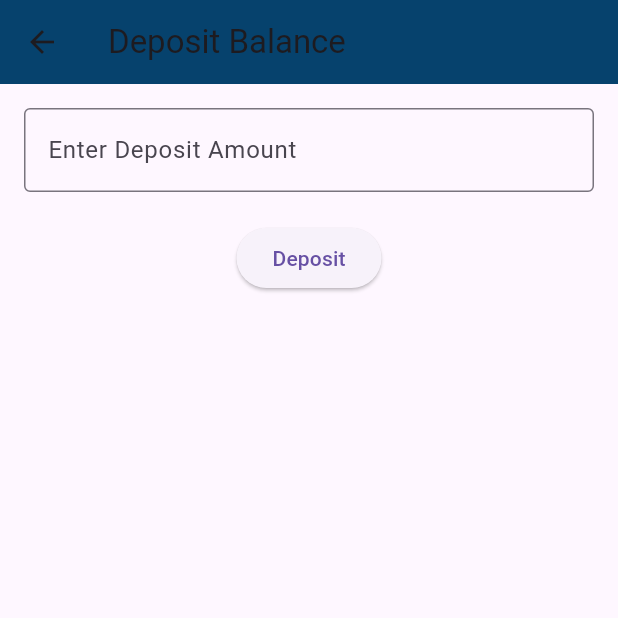
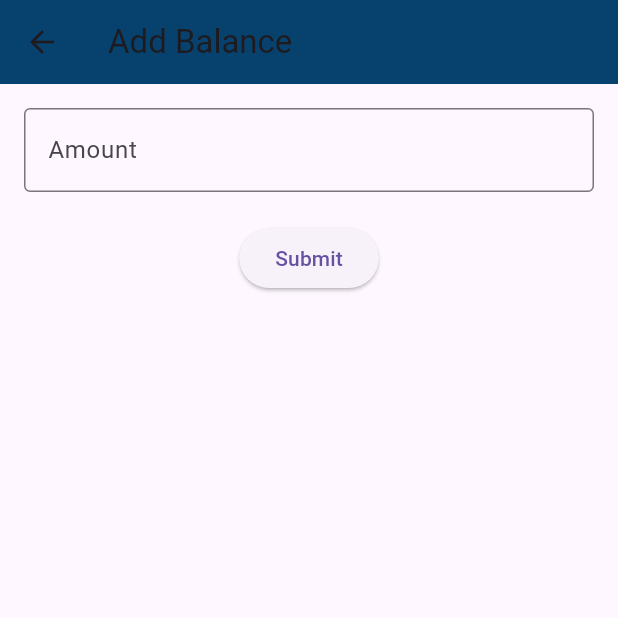
Before and after one commit to Md-Junaead/v6-Micro-Finance, a Flutter app: the BalanceSaveScreen screen opened by its route, on a phone screen of 412 x 824 dp, the top half of it. Run offline on Flutter 3.47's test engine with Material 3 defaults, Android fonts, the phone set to English and light mode, and no system bars; our stand-ins replace animate_do, carousel_slider, country_picker, shared_preferences; accounts and stored records are empty.

Commit message:
Balance add is complete

```diff
--- a/lib/configs/routes/routes.dart
+++ b/lib/configs/routes/routes.dart
@@ -56,15 +56,11 @@ class Routes {
 
       case RoutesName.balanceScreen:
         return MaterialPageRoute(
-            builder: (BuildContext context) => BalanceScreen(
-                  userId: '',
-                ));
+            builder: (BuildContext context) => BalanceScreen());
 
       case RoutesName.balanceSaveScreen:
         return MaterialPageRoute(
-            builder: (BuildContext context) => BalanceSaveScreen(
-                  userId: '',
-                ));
+            builder: (BuildContext context) => BalanceSaveScreen());
 
 //SplashScreen routes name
 
--- a/lib/screens/dashboard/quick_loan_screen.dart
+++ b/lib/screens/dashboard/quick_loan_screen.dart
@@ -1,5 +1,7 @@
 import 'package:flutter/material.dart';
 import 'package:v1_micro_finance/screens/dashboard/help_screen.dart';
+import 'package:v1_micro_finance/screens/deposit/balance_save.dart';
+import 'package:v1_micro_finance/screens/deposit/balance_screen.dart';
 import 'package:v1_micro_finance/screens/loan/loan_status_screen.dart';
 import 'package:v1_micro_finance/screens/loan/pay_emi_screen.dart';
 import 'package:v1_micro_finance/configs/widgets/comon_appbar.dart';
@@ -35,12 +37,12 @@ class _QuickLoanScreenState extends State<QuickLoanScreen> {
       {
         "icon": Icons.edit_document,
         "text": "Balance",
-        "screen": LoanStatusScreen()
+        "screen": BalanceScreen()
       }, //Balance
       {
         "icon": Icons.edit_document,
         "text": "Balance save",
-        "screen": LoanStatusScreen()
+        "screen": BalanceSaveScreen()
       }, //Balance save
       {
         "icon": Icons.help,
--- a/lib/screens/deposit/balance_model.dart
+++ b/lib/screens/deposit/balance_model.dart
@@ -1,112 +1,51 @@
-import 'dart:convert';
-import 'package:v1_micro_finance/configs/models/reg_model.dart';
-
-List<Balance> balanceFromJson(String str) =>
-    List<Balance>.from(json.decode(str).map((x) => Balance.fromJson(x)));
+import 'package:v1_micro_finance/screens/signin/user_model.dart';
 
 class Balance {
   final int id;
-  final double addBalance;
-  final double deposit;
+  final int addBalance;
+  final int dipositB;
   final String packages;
-  final double profit;
-  final double referral;
-  final double depositWithdraw;
-  final double profitWithdraw;
+  final double profitB;
+  final int referralB;
+  final int dipositwithdra;
+  final int profitwithdra;
   final DateTime date;
-  final UserRegistration userRegistration;
+  final String status;
+  final bool active;
+  final User userRegistration;
+  final dynamic referral;
 
   Balance({
     required this.id,
     required this.addBalance,
-    required this.deposit,
+    required this.dipositB,
     required this.packages,
-    required this.profit,
-    required this.referral,
-    required this.depositWithdraw,
-    required this.profitWithdraw,
+    required this.profitB,
+    required this.referralB,
+    required this.dipositwithdra,
+    required this.profitwithdra,
     required this.date,
+    required this.status,
+    required this.active,
     required this.userRegistration,
+    this.referral,
   });
 
-  factory Balance.fromJson(Map<String, dynamic> json) => Balance(
-        id: json["id"],
-        addBalance: (json["addBalance"] as num).toDouble(),
-        deposit: (json['dipositB'] as num?)?.toDouble() ??
-            0.0, // Handling possible null values
-        profit: (json['profitB'] as num?)?.toDouble() ?? 0.0,
-        packages: json["packages"],
-        referral: (json["referralB"] as num?)?.toDouble() ?? 0.0,
-        depositWithdraw: (json["dipositwithdra"] as num?)?.toDouble() ?? 0.0,
-        profitWithdraw: (json["profitwithdra"] as num?)?.toDouble() ?? 0.0,
-        date: json["date"] != null
-            ? DateTime.parse(json["date"])
-            : DateTime.now(),
-        userRegistration:
-            UserRegistration.fromJson(json["userRegistration"] ?? {}),
-      );
-
-  Map<String, dynamic> toJson() {
-    return {
-      "id": id,
-      "addBalance": addBalance,
-      "dipositB": deposit,
-      "profitB": profit,
-      "packages": packages,
-      "referralB": referral,
-      "dipositwithdra": depositWithdraw,
-      "profitwithdra": profitWithdraw,
-      "date": date.toIso8601String(),
-      "userRegistration": userRegistration.toJson(),
-    };
+  factory Balance.fromJson(Map<String, dynamic> json) {
+    return Balance(
+      id: json['id'] as int,
+      addBalance: json['addBalance'] as int,
+      dipositB: json['dipositB'] as int,
+      packages: json['packages'] as String,
+      profitB: json['profitB'] as double,
+      referralB: json['referralB'] as int,
+      dipositwithdra: json['dipositwithdra'] as int,
+      profitwithdra: json['profitwithdra'] as int,
+      date: DateTime.parse(json['date'] as String),
+      status: json['status'] as String,
+      active: json['active'] as bool,
+      userRegistration: User.fromJson(json['userRegistration']),
+      referral: json['referral'],
+    );
   }
 }
-
-// import 'dart:convert';
-
-// import 'package:v1_micro_finance/configs/models/reg_model.dart';
-
-// List<Balance> balanceFromJson(String str) =>
-//     List<Balance>.from(json.decode(str).map((x) => Balance.fromJson(x)));
-
-// class Balance {
-//   final int id;
-//   final double addBalance;
-//   final double deposit;
-//   final String packages;
-//   final double profit;
-//   final double referral;
-//   final double depositWithdraw;
-//   final double profitWithdraw;
-//   final DateTime date;
-//   final UserRegistration userRegistration;
-
-//   Balance({
-//     required this.id,
-//     required this.addBalance,
-//     required this.deposit,
-//     required this.packages,
-//     required this.profit,
-//     required this.referral,
-//     required this.depositWithdraw,
-//     required this.profitWithdraw,
-//     required this.date,
-//     required this.userRegistration,
-//   });
-
-//   factory Balance.fromJson(Map<String, dynamic> json) => Balance(
-//         id: json["id"],
-//         addBalance: (json["addBalance"] as num).toDouble(),
-//         deposit:
-//             (json['dipositB'] as num).toDouble(), // Note the correct JSON key
-//         profit: (json['profitB'] as num).toDouble(),
-//         packages: json["packages"],
-//         referral: (json["referralB"] as num).toDouble(),
-//         depositWithdraw: (json["dipositwithdra"] as num).toDouble(),
-//         profitWithdraw: (json["profitwithdra"] as num).toDouble(),
-//         date: DateTime.parse(json["date"]),
-//         userRegistration: UserRegistration.fromJson(json["userRegistration"]),
-//       );
-
-//   toJson() {}
-// }
--- a/lib/screens/deposit/balance_save.dart
+++ b/lib/screens/deposit/balance_save.dart
@@ -1,62 +1,66 @@
-// balance_save_screen.dart
-
 import 'package:flutter/material.dart';
 import 'package:provider/provider.dart';
-import 'balance_view_model.dart';
+import 'package:v1_micro_finance/screens/deposit/balance_view_model.dart';
+import 'package:v1_micro_finance/screens/signin/auth_view_model.dart';
 
-class BalanceSaveScreen extends StatefulWidget {
-  final String userId;
+class BalanceSaveScreen extends StatelessWidget {
+  final _amountController = TextEditingController();
 
-  const BalanceSaveScreen({super.key, required this.userId});
-
-  @override
-  _BalanceSaveScreenState createState() => _BalanceSaveScreenState();
-}
-
-class _BalanceSaveScreenState extends State<BalanceSaveScreen> {
-  final _controller = TextEditingController();
-
-  // Function to handle deposit action
-  void _deposit() async {
-    final amount = double.tryParse(_controller.text);
-    if (amount != null && amount > 0) {
-      try {
-        await Provider.of<BalanceViewModel>(context, listen: false)
-            .depositBalance(widget.userId, amount);
-        ScaffoldMessenger.of(context)
-            .showSnackBar(SnackBar(content: Text('Deposit successful!')));
-        Navigator.pop(context); // Go back to balance screen after deposit
-      } catch (error) {
-        ScaffoldMessenger.of(context)
-            .showSnackBar(SnackBar(content: Text('Deposit failed')));
-      }
-    } else {
-      ScaffoldMessenger.of(context)
-          .showSnackBar(SnackBar(content: Text('Invalid deposit amount')));
-    }
-  }
+  BalanceSaveScreen({super.key});
 
   @override
   Widget build(BuildContext context) {
+    final authViewModel = Provider.of<AuthViewModel>(context);
+    final balanceViewModel = Provider.of<BalanceViewModel>(context);
+
     return Scaffold(
-      appBar: AppBar(title: Text('Deposit Balance')),
+      appBar: AppBar(title: const Text('Add Balance')),
       body: Padding(
         padding: const EdgeInsets.all(16.0),
         child: Column(
           children: [
             TextField(
-              controller: _controller,
+              controller: _amountController,
               keyboardType: TextInputType.number,
-              decoration: InputDecoration(
-                labelText: 'Enter Deposit Amount',
+              decoration: const InputDecoration(
+                labelText: 'Amount',
                 border: OutlineInputBorder(),
               ),
             ),
-            SizedBox(height: 20),
-            ElevatedButton(
-              onPressed: _deposit,
-              child: Text('Deposit'),
-            ),
+            const SizedBox(height: 20),
+            if (balanceViewModel.isLoading)
+              const CircularProgressIndicator()
+            else
+              ElevatedButton(
+                onPressed: () async {
+                  final amount = int.tryParse(_amountController.text);
+                  final user = authViewModel.user;
+
+                  if (amount == null) {
+                    ScaffoldMessenger.of(context).showSnackBar(
+                      const SnackBar(content: Text('Invalid amount')),
+                    );
+                  } else if (user == null) {
+                    ScaffoldMessenger.of(context).showSnackBar(
+                      const SnackBar(content: Text('User not logged in')),
+                    );
+                  } else {
+                    await balanceViewModel.saveBalance(amount, user.id);
+                    if (balanceViewModel.errorMessage == null) {
+                      Navigator.pop(context);
+                    }
+                  }
+                },
+                child: const Text('Submit'),
+              ),
+            if (balanceViewModel.errorMessage != null)
+              Padding(
+                padding: const EdgeInsets.only(top: 16.0),
+                child: Text(
+                  balanceViewModel.errorMessage!,
+                  style: TextStyle(color: Colors.red[700]),
+                ),
+              )
           ],
         ),
       ),
--- a/lib/screens/loan/loan_model.dart
+++ b/lib/screens/loan/loan_model.dart
@@ -59,6 +59,6 @@ class Loan {
         "status": status,
         "requestdate": requestDate,
         "userRegistration": userRegistration.toJson(),
-        "balance": balance?.toJson(),
+        // "balance": balance?.toJson(),
       };
 }
```
Also changed, not shown: lib/screens/deposit/balance_screen.dart (+11 -45 lines), lib/screens/deposit/balance_view_model.dart (+47 -35 lines), 4 other files.
